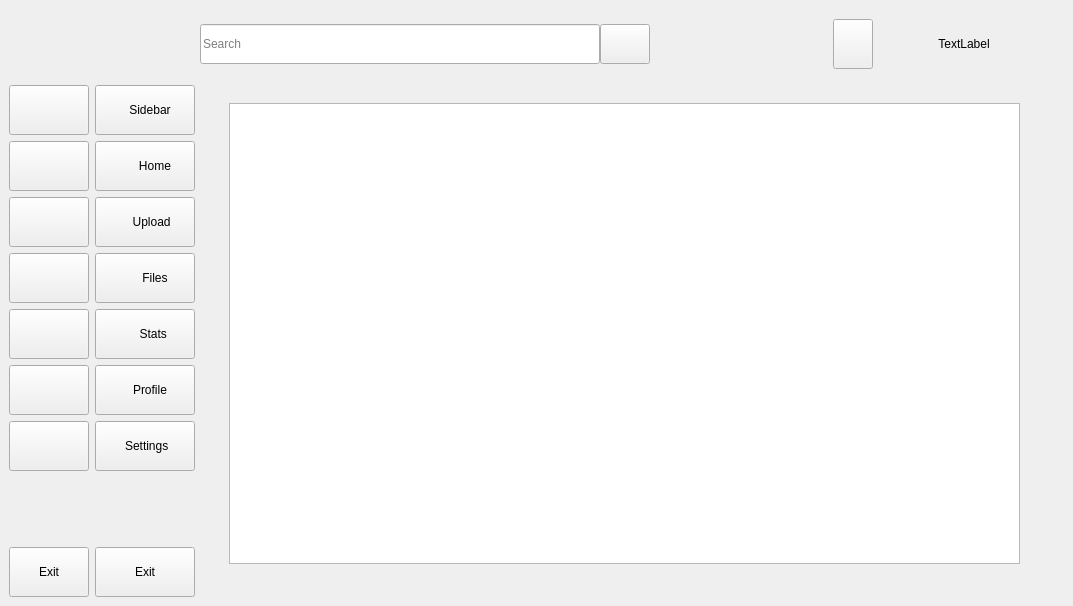
First picture: the form in financial_app_ui.ui, repository Ulaaka/MoneyApp, before the edit.
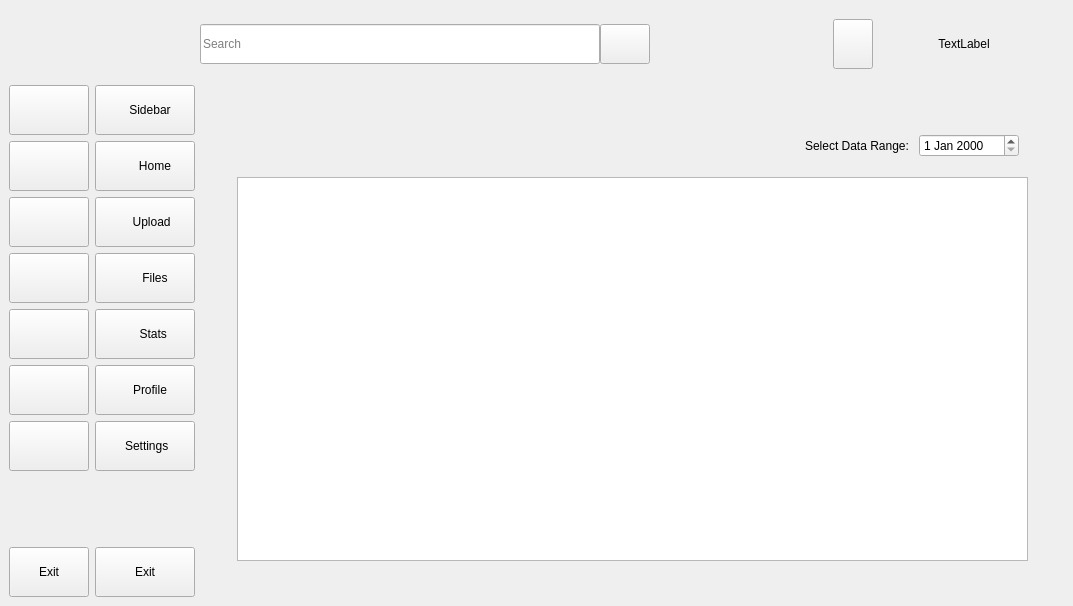
Second picture: the form after the edit. The open tabs and pages were chosen to show the change. Icons and pictures are not drawn.

Commit message: adding data range for tableview

```diff
--- a/financial_app_ui.ui
+++ b/financial_app_ui.ui
@@ -864,7 +864,7 @@
              <number>7</number>
             </property>
             <widget class="QWidget" name="home_page">
-             <layout class="QVBoxLayout" name="verticalLayout_4">
+             <layout class="QHBoxLayout" name="horizontalLayout_20">
               <item>
                <widget class="QStackedWidget" name="home_stacked">
                 <widget class="QWidget" name="no_account_page">
@@ -888,19 +888,65 @@
                  </layout>
                 </widget>
                 <widget class="QWidget" name="table_page">
-                 <widget class="QTableView" name="tableView">
-                  <property name="geometry">
-                   <rect>
-                    <x>10</x>
-                    <y>0</y>
-                    <width>791</width>
-                    <height>461</height>
-                   </rect>
-                  </property>
-                  <property name="sortingEnabled">
-                   <bool>true</bool>
-                  </property>
-                 </widget>
+                 <layout class="QHBoxLayout" name="horizontalLayout_21">
+                  <item>
+                   <widget class="QWidget" name="widget_24" native="true">
+                    <layout class="QVBoxLayout" name="verticalLayout_4">
+                     <item>
+                      <widget class="QWidget" name="widget_25" native="true">
+                       <property name="minimumSize">
+                        <size>
+                         <width>0</width>
+                         <height>50</height>
+                        </size>
+                       </property>
+                       <layout class="QHBoxLayout" name="horizontalLayout_22">
+                        <item>
+                         <spacer name="horizontalSpacer_10">
+                          <property name="orientation">
+                           <enum>Qt::Orientation::Horizontal</enum>
+                          </property>
+                          <property name="sizeHint" stdset="0">
+                           <size>
+                            <width>493</width>
+                            <height>20</height>
+                           </size>
+                          </property>
+                         </spacer>
+                        </item>
+                        <item>
+                         <widget class="QLabel" name="table_edit_label">
+                          <property name="sizePolicy">
+                           <sizepolicy hsizetype="Preferred" vsizetype="Preferred">
+                            <horstretch>0</horstretch>
+                            <verstretch>0</verstretch>
+                           </sizepolicy>
+                          </property>
+                          <property name="text">
+                           <string>Select Data Range: </string>
+                          </property>
+                         </widget>
+                        </item>
+                        <item>
+                         <widget class="QDateEdit" name="table_date_edit">
+                          <property name="minimumSize">
+                           <size>
+                            <width>100</width>
+                            <height>0</height>
+                           </size>
+                          </property>
+                         </widget>
+                        </item>
+                       </layout>
+                      </widget>
+                     </item>
+                     <item>
+                      <widget class="QTableView" name="tableView"/>
+                     </item>
+                    </layout>
+                   </widget>
+                  </item>
+                 </layout>
                 </widget>
                </widget>
               </item>
```
Left out of the diff: 2 changed lines with no effect on the pictures. The commit also changes 4 other files.
